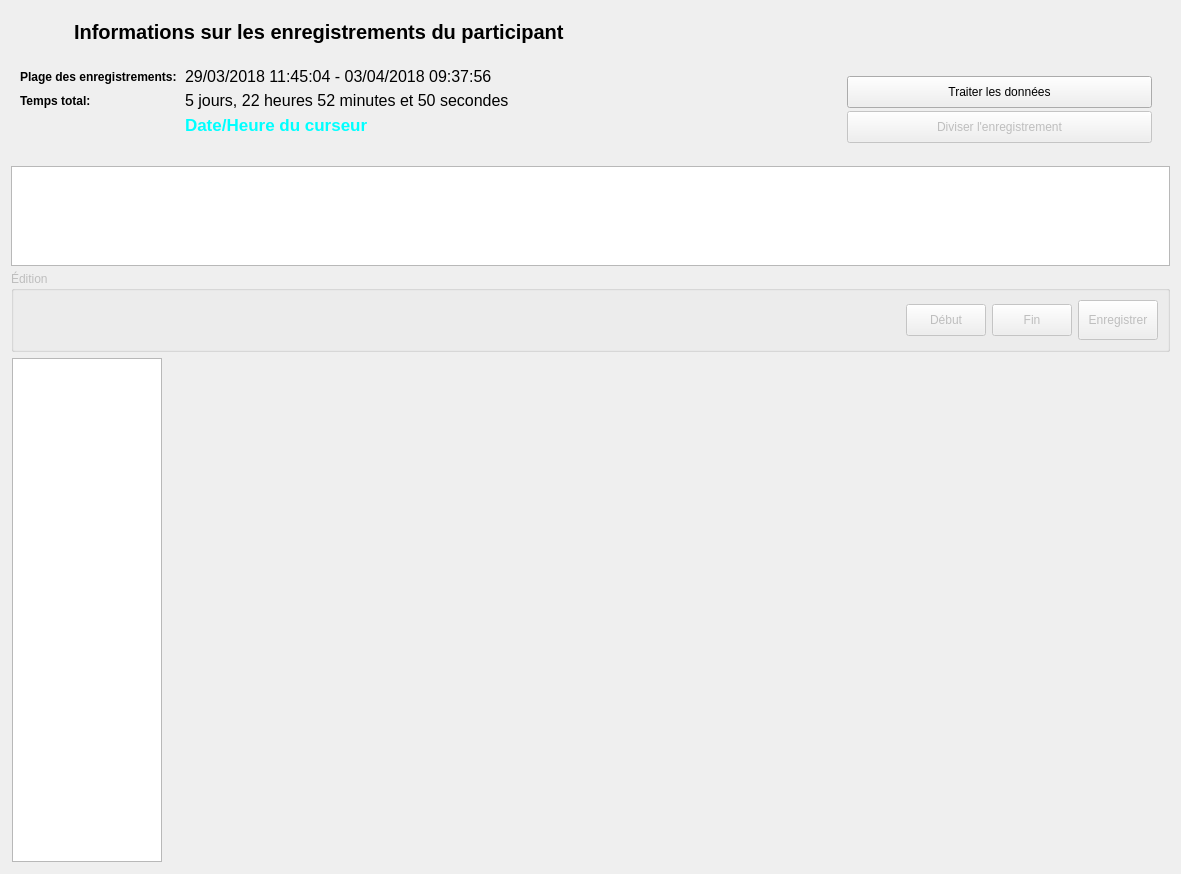
First picture: the form in python/resources/ui/RecordsetWidget.ui, repository introlab/OpenIMU, before the edit.
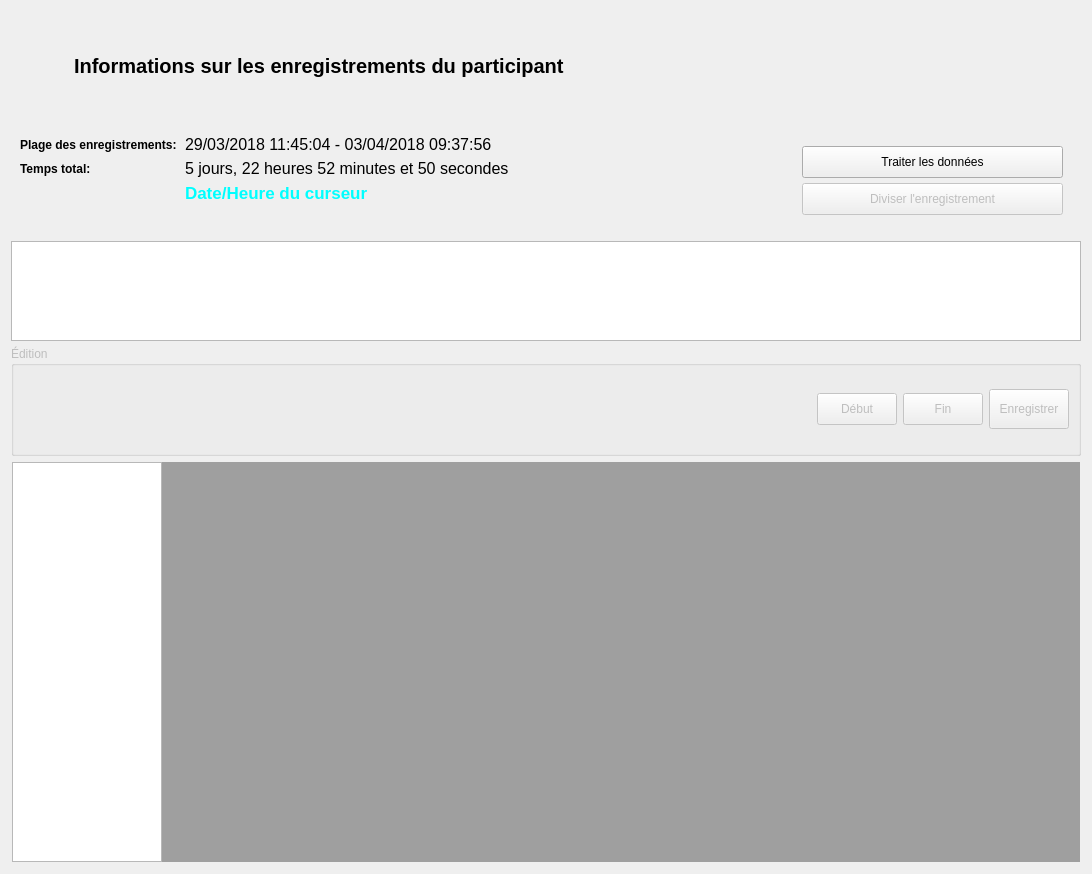
Second picture: the form after the edit. Icons and pictures are not drawn. Custom widgets are drawn as their Qt base class.

Commit message: Sensor display UI adjustments - now using MDI to tile the sensors graphs.

```diff
--- a/python/resources/ui/RecordsetWidget.ui
+++ b/python/resources/ui/RecordsetWidget.ui
@@ -6,10 +6,16 @@
    <rect>
     <x>0</x>
     <y>0</y>
-    <width>1181</width>
+    <width>1092</width>
     <height>874</height>
    </rect>
   </property>
+  <property name="sizePolicy">
+   <sizepolicy hsizetype="Maximum" vsizetype="Maximum">
+    <horstretch>0</horstretch>
+    <verstretch>0</verstretch>
+   </sizepolicy>
+  </property>
   <property name="windowTitle">
    <string>Form</string>
   </property>
@@ -65,6 +71,9 @@
    </item>
    <item>
     <widget class="QFrame" name="frameInfos">
+     <property name="enabled">
+      <bool>true</bool>
+     </property>
      <layout class="QHBoxLayout" name="horizontalLayout_5">
       <property name="spacing">
        <number>5</number>
@@ -312,7 +321,7 @@
    <item>
     <widget class="TimeView" name="graphTimeline">
      <property name="sizePolicy">
-      <sizepolicy hsizetype="MinimumExpanding" vsizetype="Expanding">
+      <sizepolicy hsizetype="MinimumExpanding" vsizetype="Fixed">
        <horstretch>0</horstretch>
        <verstretch>0</verstretch>
       </sizepolicy>
@@ -449,7 +458,7 @@
    <item>
     <widget class="QFrame" name="frmSensors">
      <property name="sizePolicy">
-      <sizepolicy hsizetype="Preferred" vsizetype="MinimumExpanding">
+      <sizepolicy hsizetype="Preferred" vsizetype="Preferred">
        <horstretch>0</horstretch>
        <verstretch>0</verstretch>
       </sizepolicy>
@@ -484,7 +493,7 @@
         <item>
          <widget class="QListWidget" name="lstSensors">
           <property name="sizePolicy">
-           <sizepolicy hsizetype="MinimumExpanding" vsizetype="Expanding">
+           <sizepolicy hsizetype="MinimumExpanding" vsizetype="Preferred">
             <horstretch>0</horstretch>
             <verstretch>0</verstretch>
            </sizepolicy>
@@ -510,38 +519,37 @@
          </widget>
         </item>
         <item>
-         <widget class="QScrollArea" name="displayArea">
+         <widget class="QMdiArea" name="mdiArea">
           <property name="sizePolicy">
-           <sizepolicy hsizetype="MinimumExpanding" vsizetype="MinimumExpanding">
+           <sizepolicy hsizetype="Preferred" vsizetype="Preferred">
             <horstretch>0</horstretch>
             <verstretch>0</verstretch>
            </sizepolicy>
           </property>
+          <property name="maximumSize">
+           <size>
+            <width>16777215</width>
+            <height>16777215</height>
+           </size>
+          </property>
+          <property name="verticalScrollBarPolicy">
+           <enum>Qt::ScrollBarAsNeeded</enum>
+          </property>
           <property name="horizontalScrollBarPolicy">
-           <enum>Qt::ScrollBarAlwaysOff</enum>
+           <enum>Qt::ScrollBarAsNeeded</enum>
           </property>
-          <property name="sizeAdjustPolicy">
-           <enum>QAbstractScrollArea::AdjustIgnored</enum>
+          <property name="viewMode">
+           <enum>QMdiArea::SubWindowView</enum>
           </property>
-          <property name="widgetResizable">
-           <bool>true</bool>
+          <property name="documentMode">
+           <bool>false</bool>
           </property>
-          <widget class="QWidget" name="displayContents">
-           <property name="sizePolicy">
-            <sizepolicy hsizetype="MinimumExpanding" vsizetype="MinimumExpanding">
-             <horstretch>0</horstretch>
-             <verstretch>0</verstretch>
-            </sizepolicy>
-           </property>
-           <layout class="QVBoxLayout" name="verticalLayout_4">
-            <property name="spacing">
-             <number>1</number>
-            </property>
-            <property name="sizeConstraint">
-             <enum>QLayout::SetDefaultConstraint</enum>
-            </property>
-           </layout>
-          </widget>
+          <property name="tabsClosable">
+           <bool>false</bool>
+          </property>
+          <property name="tabsMovable">
+           <bool>false</bool>
+          </property>
          </widget>
         </item>
        </layout>
```
The commit also changes 5 other files.
